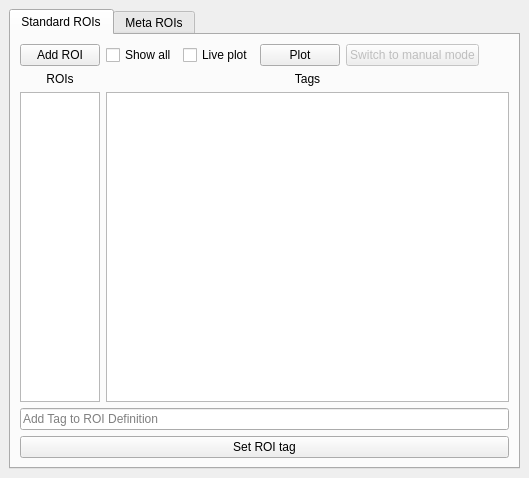
Above: viewer/modules/ui_files/roi_manager_pytemplate.ui from kushalkolar/MESmerize before the change. Below: the same form after it.
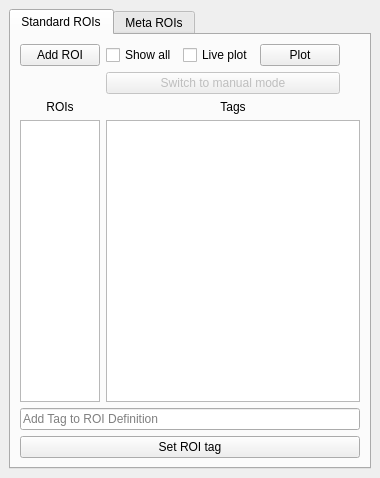
That is the form after the change.

Commit message: Changed min size of ROI manager. Update roi_manager_pytemplate.py and roi_manager_pytemplate.ui

Diff of the .ui file:
```diff
--- a/viewer/modules/ui_files/roi_manager_pytemplate.ui
+++ b/viewer/modules/ui_files/roi_manager_pytemplate.ui
@@ -6,10 +6,16 @@
    <rect>
     <x>0</x>
     <y>0</y>
-    <width>529</width>
+    <width>380</width>
     <height>478</height>
    </rect>
   </property>
+  <property name="minimumSize">
+   <size>
+    <width>380</width>
+    <height>314</height>
+   </size>
+  </property>
   <property name="floating">
    <bool>true</bool>
   </property>
@@ -17,8 +23,8 @@
    <string>ROI Manager</string>
   </property>
   <widget class="QWidget" name="dockWidgetContents">
-   <layout class="QGridLayout" name="gridLayout_2">
-    <item row="0" column="0">
+   <layout class="QVBoxLayout" name="verticalLayout_2">
+    <item>
      <widget class="QTabWidget" name="tabWidget">
       <property name="currentIndex">
        <number>0</number>
@@ -49,37 +55,7 @@
           </property>
          </widget>
         </item>
-        <item row="0" column="3">
-         <widget class="QPushButton" name="btnPlot">
-          <property name="text">
-           <string>Plot</string>
-          </property>
-         </widget>
-        </item>
-        <item row="0" column="4">
-         <widget class="QPushButton" name="btnSwitchToManualMode">
-          <property name="enabled">
-           <bool>false</bool>
-          </property>
-          <property name="text">
-           <string>Switch to manual mode</string>
-          </property>
-         </widget>
-        </item>
-        <item row="0" column="5">
-         <spacer name="horizontalSpacer">
-          <property name="orientation">
-           <enum>Qt::Horizontal</enum>
-          </property>
-          <property name="sizeHint" stdset="0">
-           <size>
-            <width>25</width>
-            <height>20</height>
-           </size>
-          </property>
-         </spacer>
-        </item>
-        <item row="1" column="0">
+        <item row="2" column="0">
          <layout class="QVBoxLayout" name="verticalLayout">
           <item>
            <widget class="QLabel" name="label">
@@ -127,7 +103,7 @@
           </item>
          </layout>
         </item>
-        <item row="1" column="1" colspan="5">
+        <item row="2" column="1" colspan="5">
          <layout class="QVBoxLayout" name="verticalLayoutTags" stretch="0,0">
           <item>
            <widget class="QLabel" name="label_2">
@@ -144,20 +120,50 @@
           </item>
          </layout>
         </item>
-        <item row="2" column="0" colspan="6">
+        <item row="3" column="0" colspan="6">
          <widget class="QLineEdit" name="lineEditROITag">
           <property name="placeholderText">
            <string>Add Tag to ROI Definition</string>
           </property>
          </widget>
         </item>
-        <item row="3" column="0" colspan="6">
+        <item row="4" column="0" colspan="6">
          <widget class="QPushButton" name="btnSetROITag">
           <property name="text">
            <string>Set ROI tag</string>
           </property>
          </widget>
         </item>
+        <item row="0" column="3">
+         <widget class="QPushButton" name="btnPlot">
+          <property name="text">
+           <string>Plot</string>
+          </property>
+         </widget>
+        </item>
+        <item row="1" column="1" colspan="3">
+         <widget class="QPushButton" name="btnSwitchToManualMode">
+          <property name="enabled">
+           <bool>false</bool>
+          </property>
+          <property name="text">
+           <string>Switch to manual mode</string>
+          </property>
+         </widget>
+        </item>
+        <item row="0" column="5">
+         <spacer name="horizontalSpacer">
+          <property name="orientation">
+           <enum>Qt::Horizontal</enum>
+          </property>
+          <property name="sizeHint" stdset="0">
+           <size>
+            <width>40</width>
+            <height>20</height>
+           </size>
+          </property>
+         </spacer>
+        </item>
        </layout>
       </widget>
       <widget class="QWidget" name="tabMetaROI">
```
The commit also changes 1 other file.
